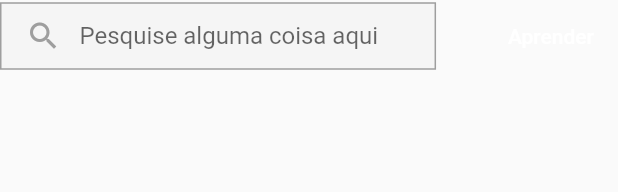
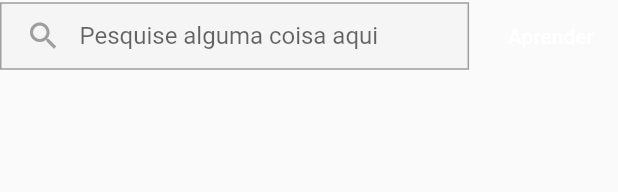
Before and after one commit to nbthales/udemy_clone_web, a Flutter app: the WebAppBarResponsiveContent widget shown alone on an empty page, opened directly, on a phone screen of 412 x 824 dp. Shown: the top 192 px of the screen. Run offline on Flutter 3.47's test engine with Material 2 defaults, Android fonts, the phone set to English and light mode, and no system bars.

Commit message:
Ajustes landscape

```diff
--- a/lib/pages/home/widgets/app_bar/web_app_bar.dart
+++ b/lib/pages/home/widgets/app_bar/web_app_bar.dart
@@ -16,11 +16,12 @@
           ),
           const SizedBox(width: 32),
           WebAppBarResponsiveContent(),
+          const SizedBox(width: 10),
           IconButton(
               icon: Icon(Icons.shopping_cart),
               onPressed: (){},
           ),
-          const SizedBox(width: 24),
+          const SizedBox(width: 10),
           SizedBox(
             height: 38,
             child: OutlineButton(
--- a/lib/pages/home/widgets/app_bar/web_app_bar_responsive_content.dart
+++ b/lib/pages/home/widgets/app_bar/web_app_bar_responsive_content.dart
@@ -41,7 +41,7 @@
                 ),
               ),
               if(constraints.maxWidth >= 400)...[
-                const SizedBox(width: 32),
+                const SizedBox(width: 10),
                 FlatButton(
                   onPressed: (){},
                   child: Text('Aprender'),
@@ -49,7 +49,7 @@
                 ),
               ],
               if(constraints.maxWidth >= 500)...[
-                const SizedBox(width: 8),
+                const SizedBox(width: 4),
                 FlatButton(
                   onPressed: (){},
                   child: Text('Flutter'),
```
